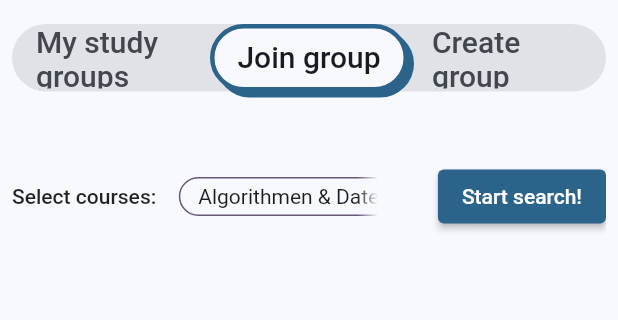
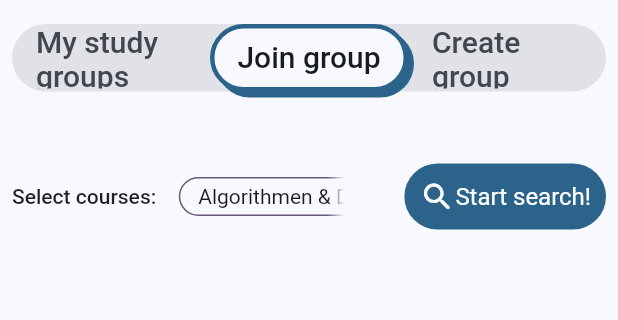
Before and after one commit to Totemi1324/viscon_hackathon_app, a Flutter app: the WithTabBar screen opened directly, tab 2 chosen, after a tap on "Start search!", on a phone screen of 412 x 824 dp, the part 72-392 px from its top. Run offline on Flutter 3.47's test engine with Material 2 defaults, Android fonts, the phone set to English and light mode, and no system bars; our stand-ins replace cloud_firestore, cloud_functions, firebase_auth, firebase_core, flutter_bloc, rive and 1 more; missing offline and left inert: flutter_gen; accounts and stored records are empty; generated files the repository leaves out were written again.

Commit message:
Work on group display

```diff
--- a/lib/bloc/database_service.dart
+++ b/lib/bloc/database_service.dart
@@ -97,8 +97,10 @@ class DatabaseService extends Cubit<UserData> {
     List<CourseData> result = [];
 
     try {
-      final candidates =
-          await coursesRef.where("id", isEqualTo: courseId).get();
+      final candidates = await coursesRef
+          .where("id", isGreaterThanOrEqualTo: courseId)
+          .where("id", isLessThanOrEqualTo: courseId + "\uf8ff")
+          .get();
       for (var docSnapshot in candidates.docs) {
         //read out data
         result.add(CourseData.fromFirestore(docSnapshot));
--- a/lib/models/course_data.dart
+++ b/lib/models/course_data.dart
@@ -13,16 +13,16 @@ class CourseData {
 
   factory CourseData.fromFirestore(DocumentSnapshot docSnap) {
     final lecsRaw = docSnap.get('lecturer') as List<dynamic>;
-    List<dynamic> lecsParsed = [];
+    List<Map<String, String>> lecsParsed = [];
 
     for (var lec in lecsRaw) {
       final lecMap = lec as Map<String, dynamic>;
-      lecsParsed.add(lecMap);
+      lecsParsed.add(lecMap.cast<String, String>());
     }
 
     return CourseData(
       id: docSnap.get('id'),
-      lecturer: lecsParsed as List<Map<String,String>>,
+      lecturer: lecsParsed,
       title: docSnap.get('title'),
     );
   }
--- a/lib/widgets/group_card.dart
+++ b/lib/widgets/group_card.dart
@@ -24,6 +24,20 @@ class GroupCard extends StatelessWidget {
           List<String> courseTitles, BuildContext buildContext) =>
       SizedBox(
         height: 30,
+        child: ShaderMask(
+          shaderCallback: (bounds) {
+            return const LinearGradient(
+              colors: [
+                Colors.white,
+                Colors.transparent,
+              ],
+              stops: [0.9, 1],
+              begin: Alignment.centerLeft,
+              end: Alignment.centerRight,
+              tileMode: TileMode.mirror,
+            ).createShader(bounds);
+          },
+          blendMode: BlendMode.dstIn,
           child: ListView.builder(
             shrinkWrap: true,
             physics: const NeverScrollableScrollPhysics(),
@@ -36,6 +50,7 @@ class GroupCard extends StatelessWidget {
                 child: CapsuleElement(courseTitles[index],
                     color: Theme.of(buildContext).colorScheme.tertiary,
                     textColor: Theme.of(buildContext).colorScheme.onTertiary),
+              ),
             ),
           ),
         ),
@@ -87,7 +102,7 @@ class GroupCard extends StatelessWidget {
           children: [
             Expanded(
               child: Column(
-                crossAxisAlignment: CrossAxisAlignment.start,
+                crossAxisAlignment: CrossAxisAlignment.stretch,
                 children: [
                   Text(
                     title,
--- a/lib/widgets/joingroup_view.dart
+++ b/lib/widgets/joingroup_view.dart
@@ -5,6 +5,7 @@ import '../bloc/functions_service.dart';
 import '../bloc/authentication_service.dart';
 import '../bloc/database_service.dart';
 
+import '../models/group_course_properties.dart';
 import '../models/learning_method.dart';
 import './toggle_button.dart';
 import './group_card.dart';
@@ -62,6 +63,16 @@ class _JoinGroupViewState extends State<JoinGroupView> {
         ),
       );
 
+  List<LearningMethod> learningMethodsCumulated(
+      Map<String, GroupCourseProperties>? data) {
+    if (data == null) {
+      return [];
+    }
+    List<LearningMethod> result = [];
+
+    for (var course in data.values) {}
+  }
+
   Future _startMatching(BuildContext buildContext) async {
     _matchedGroups.clear();
     final userId = buildContext.read<AuthenticationService>().state.userId;
@@ -72,11 +83,23 @@ class _JoinGroupViewState extends State<JoinGroupView> {
     for (var dataPoint in rawDataPoints) {
       final groupData = await dbService.getGroup(dataPoint.groupId);
       if (groupData != null) {
-        _matchedGroups.add(GroupCard(
+        List<String> coursesNames = [];
+        if (groupData.courses != null) {
+          for (var id in groupData.courses!) {
+            coursesNames.add(id);
+          }
+        }
+
+        _matchedGroups.add(
+          GroupCard(
             title: groupData.title,
+            matchScore: dataPoint.matchScore,
             description: groupData.publicDescription ?? "",
-            courseTitles: groupData.courses ?? [],
-            learningMethods: []));
+            courseTitles: coursesNames,
+            learningMethods:
+                learningMethodsCumulated(groupData.courseProperties),
+          ),
+        );
       }
     }
 
@@ -109,8 +132,24 @@ class _JoinGroupViewState extends State<JoinGroupView> {
               width: 30,
             ),
             ElevatedButton(
+              style: ElevatedButton.styleFrom(
+                textStyle: Theme.of(context).textTheme.titleMedium,
+                padding: const EdgeInsets.all(10),
+                shape: RoundedRectangleBorder(
+                  borderRadius: BorderRadius.circular(25),
+                ),
+                elevation: 0,
+              ),
               onPressed: () async => await _startMatching(context),
-              child: const Text("Start search!"),
+              child: Row(
+                children: [
+                  Icon(
+                    Icons.search_rounded,
+                    color: Theme.of(context).colorScheme.onPrimary,
+                  ),
+                  const Text("Start search!"),
+                ],
+              ),
             ),
           ],
         ),
```
Also changed, not shown: lib/widgets/course_search.dart (+14 -8 lines). Lines whose indentation alone changed are shown as unchanged.
